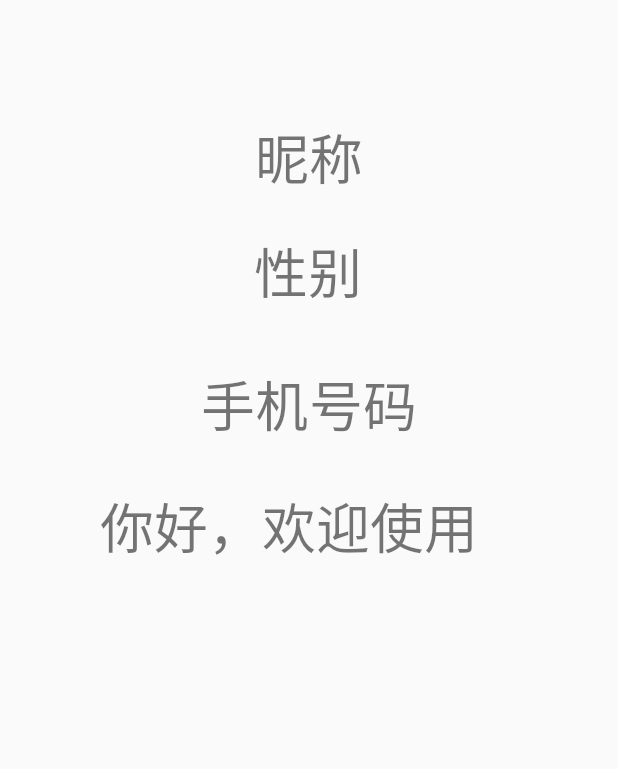
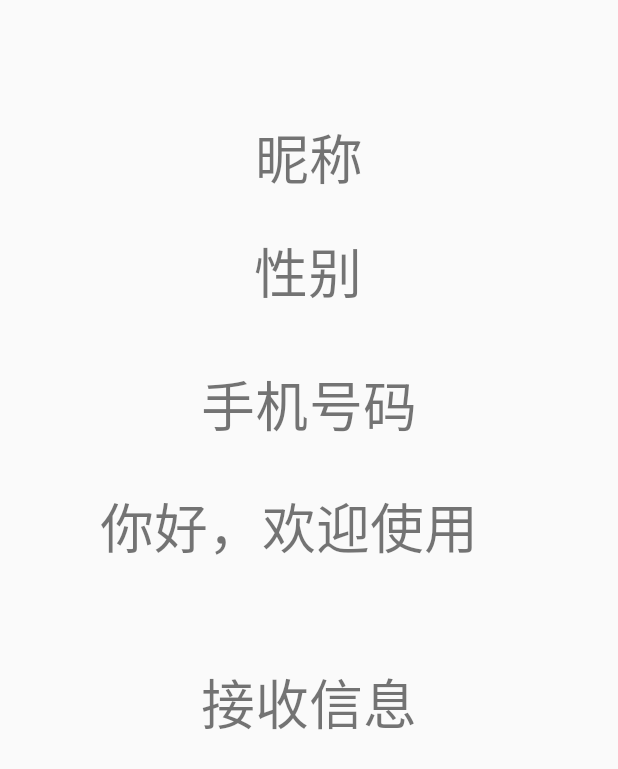
Before and after one commit to Hpun/HelloWorld, an Android app: the layout activity_home.xml on its own in the app's theme, with its tools: preview values and no code run, on a phone screen of 412 x 824 dp. Shown: the top 769 px of the screen. Run offline under Robolectric (Android 15) with nearby library versions, the phone set to English and light mode, and no system bars.

```diff
--- a/app/src/main/res/layout/activity_home.xml
+++ b/app/src/main/res/layout/activity_home.xml
@@ -56,4 +56,16 @@
         app:layout_constraintTop_toTopOf="parent"
         app:layout_constraintVertical_bias="0.2" />
 
+    <TextView
+        android:id="@+id/textsms"
+        android:layout_width="wrap_content"
+        android:layout_height="wrap_content"
+        android:text="接收信息"
+        android:textSize="36sp"
+        app:layout_constraintBottom_toBottomOf="parent"
+        app:layout_constraintEnd_toEndOf="parent"
+        app:layout_constraintStart_toStartOf="parent"
+        app:layout_constraintTop_toTopOf="parent"
+        app:layout_constraintVertical_bias="0.573" />
+
 </androidx.constraintlayout.widget.ConstraintLayout>
```
Also changed, not shown: app/src/main/java/com/example/helloworld/HomeActivity.java (+10 -3 lines).
